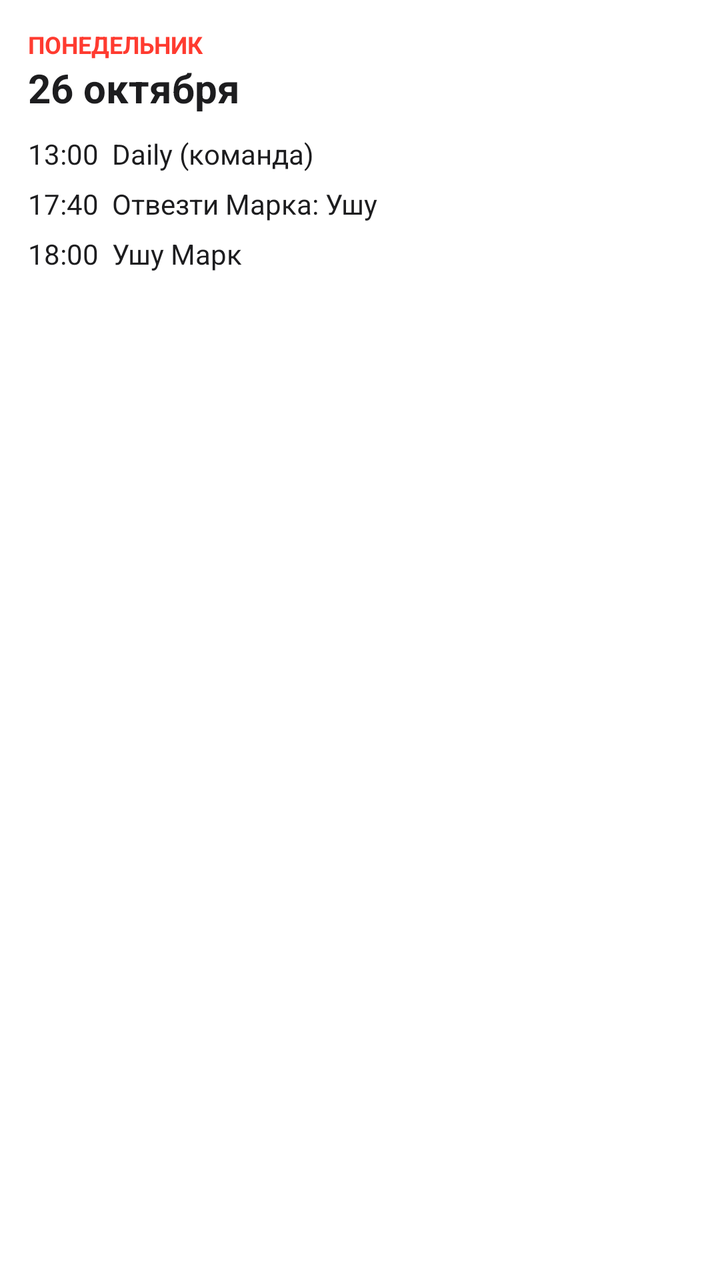
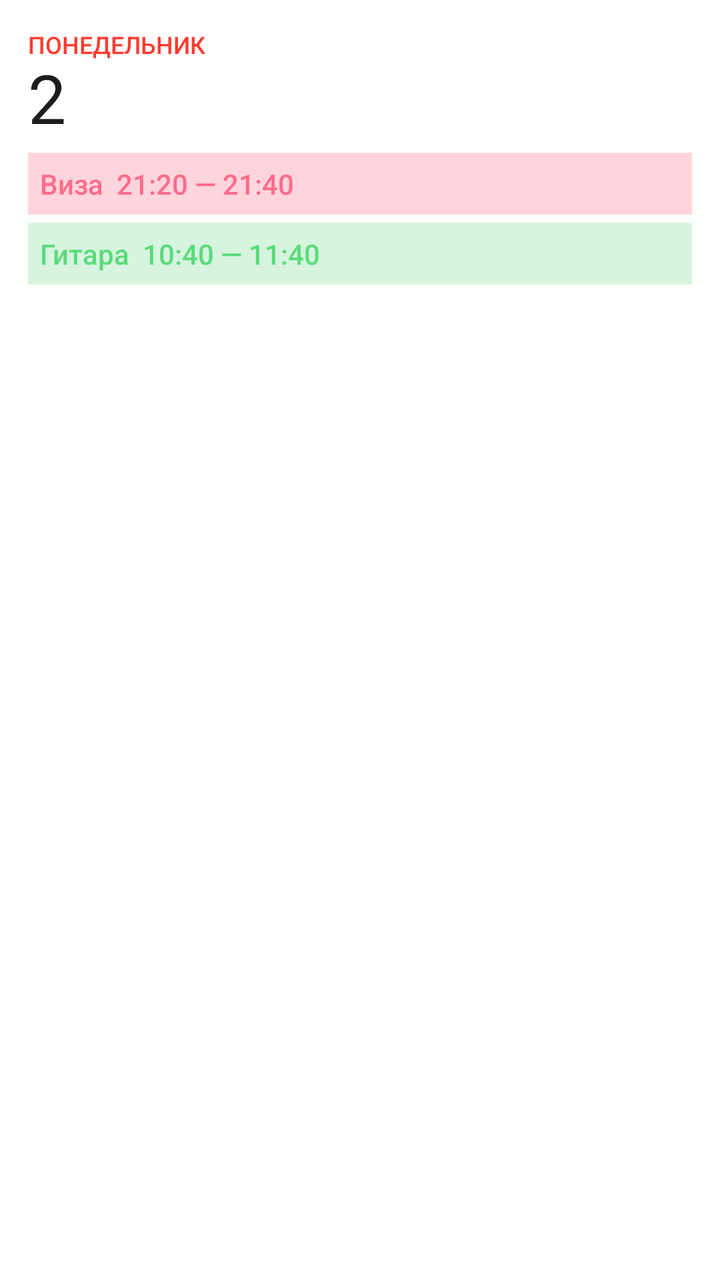

The first picture is an Android layout as it rendered before a commit; the second is the same layout after the commit. The layout source and the unified diff follow.
<!-- AndroidManifest.xml: application theme AppTheme -->
<!-- res/layout/widget_preview.xml -->
<?xml version="1.0" encoding="utf-8"?>
<LinearLayout xmlns:android="http://schemas.android.com/apk/res/android"
    android:layout_width="match_parent"
    android:layout_height="match_parent"
    android:background="@drawable/widget_bg"
    android:orientation="vertical"
    android:padding="14dp">
    <TextView android:layout_width="wrap_content" android:layout_height="wrap_content"
        android:text="ПОНЕДЕЛЬНИК" android:textColor="@color/red" android:textSize="12sp" android:textStyle="bold" />
    <TextView android:layout_width="wrap_content" android:layout_height="wrap_content"
        android:text="26 октября" android:textColor="@color/ink" android:textSize="20sp" android:textStyle="bold" />
    <TextView android:layout_width="wrap_content" android:layout_height="wrap_content" android:layout_marginTop="10dp"
        android:text="13:00  Daily (команда)" android:textColor="@color/ink" android:textSize="14sp" />
    <TextView android:layout_width="wrap_content" android:layout_height="wrap_content" android:layout_marginTop="6dp"
        android:text="17:40  Отвезти Марка: Ушу" android:textColor="@color/ink" android:textSize="14sp" />
    <TextView android:layout_width="wrap_content" android:layout_height="wrap_content" android:layout_marginTop="6dp"
        android:text="18:00  Ушу Марк" android:textColor="@color/ink" android:textSize="14sp" />
</LinearLayout>
<!-- resources referenced by this layout -->
<resources>
  <color name="ink">#1D1D1F</color>
  <color name="red">#FF3B30</color>
  <!-- drawable widget_bg (drawable) -->
  <?xml version="1.0" encoding="utf-8"?>
  <shape xmlns:android="http://schemas.android.com/apk/res/android" android:shape="rectangle">
      <solid android:color="@color/widget_bg" />
      <corners android:radius="22dp" />
  </shape>
  <style name="AppTheme" parent="android:Theme.Material.Light.NoActionBar">
          <item name="android:windowBackground">@color/bg</item>
          <item name="android:statusBarColor">@color/bg</item>
          <item name="android:navigationBarColor">@color/bg</item>
          <item name="android:windowLightStatusBar">true</item>
          <item name="android:windowLightNavigationBar" tools:targetApi="27">true</item>
          <item name="android:colorAccent">@color/red</item>
          <item name="android:textColorPrimary">@color/ink</item>
      </style>
  <color name="widget_bg">#F7FFFFFF</color>
  <color name="bg">#FFFFFF</color>
</resources>

<!-- the commit's change to res/layout/widget_preview.xml (unified diff, before → after) -->
@@ -6,13 +6,13 @@
     android:orientation="vertical"
     android:padding="14dp">
     <TextView android:layout_width="wrap_content" android:layout_height="wrap_content"
-        android:text="ПОНЕДЕЛЬНИК" android:textColor="@color/red" android:textSize="12sp" android:textStyle="bold" />
+        android:text="ПОНЕДЕЛЬНИК" android:textColor="@color/red" android:textSize="12sp" android:fontFamily="sans-serif-medium" />
     <TextView android:layout_width="wrap_content" android:layout_height="wrap_content"
-        android:text="26 октября" android:textColor="@color/ink" android:textSize="20sp" android:textStyle="bold" />
-    <TextView android:layout_width="wrap_content" android:layout_height="wrap_content" android:layout_marginTop="10dp"
-        android:text="13:00  Daily (команда)" android:textColor="@color/ink" android:textSize="14sp" />
-    <TextView android:layout_width="wrap_content" android:layout_height="wrap_content" android:layout_marginTop="6dp"
-        android:text="17:40  Отвезти Марка: Ушу" android:textColor="@color/ink" android:textSize="14sp" />
-    <TextView android:layout_width="wrap_content" android:layout_height="wrap_content" android:layout_marginTop="6dp"
-        android:text="18:00  Ушу Марк" android:textColor="@color/ink" android:textSize="14sp" />
+        android:text="2" android:textColor="@color/ink" android:textSize="34sp" android:fontFamily="sans-serif" android:includeFontPadding="false" />
+    <TextView android:layout_width="match_parent" android:layout_height="wrap_content" android:layout_marginTop="6dp"
+        android:background="#33FF2D55" android:padding="6dp"
+        android:text="Виза  21:20 — 21:40" android:textColor="#FF6B8A" android:textSize="14sp" android:fontFamily="sans-serif-medium" />
+    <TextView android:layout_width="match_parent" android:layout_height="wrap_content" android:layout_marginTop="4dp"
+        android:background="#3334C759" android:padding="6dp"
+        android:text="Гитара  10:40 — 11:40" android:textColor="#5BDB7C" android:textSize="14sp" android:fontFamily="sans-serif-medium" />
 </LinearLayout>
